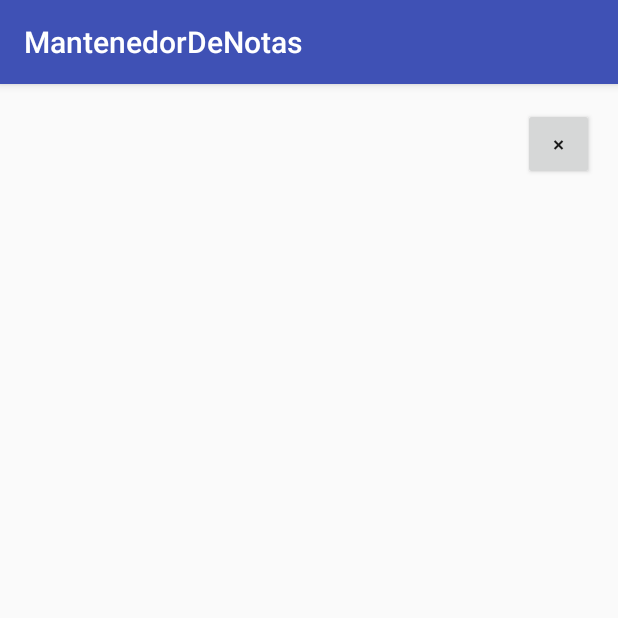
After one commit to claudioDcv/duoc-android-notas, an Android app: the CourseListActivity screen opened directly, with no data from a screen before it, on a phone screen of 412 x 824 dp, the top half of it. The commit adds this screen. Run offline under Robolectric (Android 15) with nearby library versions, the phone set to English and light mode, and no system bars.

Commit message:
added list view custom whit adapter

```diff
--- a/project/app/src/main/AndroidManifest.xml
+++ b/project/app/src/main/AndroidManifest.xml
@@ -18,7 +18,9 @@
         </activity>
         <activity android:name=".AddCourseActivity" />
         <activity android:name=".AddStudentActivity" />
-        <activity android:name=".AddEvaluationActivity"></activity>
+        <activity android:name=".AddEvaluationActivity" />
+        <activity android:name=".CourseListActivity" />
+        <activity android:name=".CourseItem"></activity>
     </application>
 
 </manifest>
--- /dev/null
+++ b/project/app/src/main/java/com/dcv/claudio/mantenedordenotas/AdapterCourse.java
@@ -0,0 +1,79 @@
+package com.dcv.claudio.mantenedordenotas;
+
+import android.app.Activity;
+import android.content.Context;
+import android.view.LayoutInflater;
+import android.view.View;
+import android.view.ViewGroup;
+import android.widget.BaseAdapter;
+import android.widget.TextView;
+
+import com.dcv.claudio.mantenedordenotas.objects.Course;
+
+import java.util.ArrayList;
+
+/**
+ * Created by claudio on 30-03-18.
+ */
+
+public class AdapterCourse extends BaseAdapter {
+
+    protected Activity activity;
+    protected Course course;
+    protected ArrayList<Course> courses;
+
+    public AdapterCourse (Activity activity, ArrayList<Course> courses) {
+        this.activity = activity;
+        this.courses = courses;
+    }
+
+    public AdapterCourse (Course course, ArrayList<Course> courses) {
+        this.course = course;
+        this.courses = courses;
+    }
+
+    @Override
+    public int getCount() {
+        return courses.size();
+    }
+
+    @Override
+    public Object getItem(int i) {
+        return this.courses.get(i);
+    }
+
+    @Override
+    public long getItemId(int i) {
+        return i;
+    }
+
+    @Override
+    public View getView(int i, View view, ViewGroup viewGroup) {
+        View v = view;
+
+        if (view == null) {
+            LayoutInflater inf = (LayoutInflater) activity.getSystemService(Context.LAYOUT_INFLATER_SERVICE);
+            v = inf.inflate(R.layout.activity_course_item, null);
+        }
+
+        Course dir = courses.get(i);
+
+        TextView id = v.findViewById(R.id.txtCourseItemSubtitle);
+        id.setText(dir.getId().toString());
+
+        TextView title = v.findViewById(R.id.txtCourseItemTitle);
+        title.setText(dir.getTitle());
+
+        return v;
+    }
+
+    public void clear() {
+        this.courses.clear();
+    }
+
+    public void addAll(ArrayList<Course> courses) {
+        for (int i = 0; i < courses.size(); i++) {
+            this.courses.add(courses.get(i));
+        }
+    }
+}
--- /dev/null
+++ b/project/app/src/main/java/com/dcv/claudio/mantenedordenotas/CourseListActivity.java
@@ -0,0 +1,64 @@
+package com.dcv.claudio.mantenedordenotas;
+
+import android.support.v7.app.AppCompatActivity;
+import android.os.Bundle;
+import android.view.View;
+import android.widget.AdapterView;
+import android.widget.ArrayAdapter;
+import android.widget.ListView;
+import android.widget.Toast;
+
+import com.dcv.claudio.mantenedordenotas.db.models.CourseModel;
+import com.dcv.claudio.mantenedordenotas.objects.Course;
+
+import java.util.ArrayList;
+import java.util.List;
+
+public class CourseListActivity extends AppCompatActivity {
+
+    @Override
+    protected void onCreate(Bundle savedInstanceState) {
+        super.onCreate(savedInstanceState);
+        setContentView(R.layout.activity_course_list);
+
+        ListView lv = findViewById(R.id.courseListView);
+
+        CourseModel courseModel = new CourseModel(this);
+
+        List<Course> elements = courseModel.getAll();
+        List<String> strList = new ArrayList<String>();
+
+        for (Course c:
+             elements) {
+            strList.add(c.getTitle());
+        }
+
+        /*
+        ArrayAdapter<String> arrayAdapter = new ArrayAdapter<String>(
+                this,
+                android.R.layout.list,
+                strList
+        );
+        */
+
+        final ArrayList<Course> courses = courseModel.getAll();
+        AdapterCourse adapterCourse = new AdapterCourse(this, courses);
+
+        lv.setAdapter(adapterCourse);
+
+        lv.setOnItemClickListener(new AdapterView.OnItemClickListener() {
+            @Override
+            public void onItemClick(AdapterView<?> parent, View view, int position, long id) {
+                final int pos = position;
+                Course course = courses.get(pos);
+                System.out.println(course.getTitle());
+                Toast toast = Toast.makeText(CourseListActivity.this, course.getTitle(), Toast.LENGTH_SHORT);
+                toast.show();
+            }
+        });
+    }
+
+    public void closeCourseList(View view) {
+        this.finish();
+    }
+}
--- a/project/app/src/main/java/com/dcv/claudio/mantenedordenotas/MainActivity.java
+++ b/project/app/src/main/java/com/dcv/claudio/mantenedordenotas/MainActivity.java
@@ -29,4 +29,8 @@ public class MainActivity extends AppCompatActivity {
     public void openAddStudent(View view) {
         this.openActivity(AddStudentActivity.class);
     }
+
+    public void openCourseList(View view) {
+        this.openActivity(CourseListActivity.class);
+    }
 }
--- a/project/app/src/main/res/layout/activity_add_course.xml
+++ b/project/app/src/main/res/layout/activity_add_course.xml
@@ -7,8 +7,8 @@
     tools:context="com.dcv.claudio.mantenedordenotas.AddCourseActivity">
 
     <Button
-        android:labelFor="@id/btnSaveCourse"
-        android:id="@+id/buttonAddCouseClose"
+        android:labelFor="@id/btnCloseAddCourse"
+        android:id="@+id/btnCloseAddCourse"
         android:layout_width="47dp"
         android:layout_height="wrap_content"
         android:layout_marginEnd="16dp"
@@ -35,7 +35,7 @@
         android:layout_marginTop="4dp"
         android:text="@string/title_title"
         app:layout_constraintStart_toStartOf="@+id/textView"
-        app:layout_constraintTop_toBottomOf="@+id/buttonAddCouseClose" />
+        app:layout_constraintTop_toBottomOf="@+id/btnCloseAddCourse" />
 
     <Button
         android:onClick="createCourse"
--- /dev/null
+++ b/project/app/src/main/res/layout/activity_course_list.xml
@@ -0,0 +1,36 @@
+<?xml version="1.0" encoding="utf-8"?>
+<android.support.constraint.ConstraintLayout xmlns:android="http://schemas.android.com/apk/res/android"
+    xmlns:app="http://schemas.android.com/apk/res-auto"
+    xmlns:tools="http://schemas.android.com/tools"
+    android:layout_width="match_parent"
+    android:layout_height="match_parent"
+    tools:context="com.dcv.claudio.mantenedordenotas.CourseListActivity">
+
+    <Button
+        android:id="@+id/buttonCloseCourseList"
+        android:layout_width="47dp"
+        android:layout_height="wrap_content"
+        android:layout_marginBottom="8dp"
+        android:layout_marginEnd="16dp"
+        android:layout_marginTop="16dp"
+        android:labelFor="@id/btnSaveCourse"
+        android:onClick="closeCourseList"
+        android:text="@string/close_icon"
+        app:layout_constraintBottom_toTopOf="@+id/courseListView"
+        app:layout_constraintEnd_toEndOf="parent"
+        app:layout_constraintTop_toTopOf="parent"
+        app:layout_constraintVertical_bias="0.0" />
+
+    <ListView
+        android:id="@+id/courseListView"
+        android:layout_width="368dp"
+        android:layout_height="395dp"
+        android:layout_marginBottom="8dp"
+        android:layout_marginEnd="8dp"
+        android:layout_marginStart="8dp"
+        android:layout_marginTop="56dp"
+        app:layout_constraintBottom_toBottomOf="parent"
+        app:layout_constraintEnd_toEndOf="parent"
+        app:layout_constraintStart_toStartOf="parent"
+        app:layout_constraintTop_toTopOf="parent" />
+</android.support.constraint.ConstraintLayout>
--- a/project/app/src/main/res/values/strings.xml
+++ b/project/app/src/main/res/values/strings.xml
@@ -9,4 +9,7 @@
     <string name="save_text">Guardar</string>
     <string name="info_title">Agregar titulo</string>
     <string name="title_home">Inicio</string>
+    <string name="course_list">Listado de Cursos</string>
+    <string name="content_description_void" />
+    <string name="next_icon">▶</string>
 </resources>
```
Also changed, not shown: project/app/src/main/java/com/dcv/claudio/mantenedordenotas/AddCourseActivity.java (+20 -9 lines), project/app/src/main/java/com/dcv/claudio/mantenedordenotas/CourseItem.java (added, +25 -0 lines), project/app/src/main/java/com/dcv/claudio/mantenedordenotas/db/models/CourseModel.java (+54 -7 lines), project/app/src/main/java/com/dcv/claudio/mantenedordenotas/db/readers/CourseReaderContract.java (+2 -6 lines), project/app/src/main/java/com/dcv/claudio/mantenedordenotas/db/readers/CourseReaderDbHelper.java (deleted, +0 -26 lines), project/app/src/main/java/com/dcv/claudio/mantenedordenotas/db/readers/CourseStudentReaderContract.java (added, +27 -0 lines), project/app/src/main/java/com/dcv/claudio/mantenedordenotas/db/readers/DatabaseHelper.java (added, +46 -0 lines), project/app/src/main/java/com/dcv/claudio/mantenedordenotas/db/readers/EvaluationReaderContract.java (added, +27 -0 lines), project/app/src/main/java/com/dcv/claudio/mantenedordenotas/db/readers/StudentReaderContract.java (added, +25 -0 lines), project/app/src/main/res/layout/activity_course_item.xml (added, +31 -0 lines), project/app/src/main/res/layout/activity_main.xml (+13 -0 lines).
